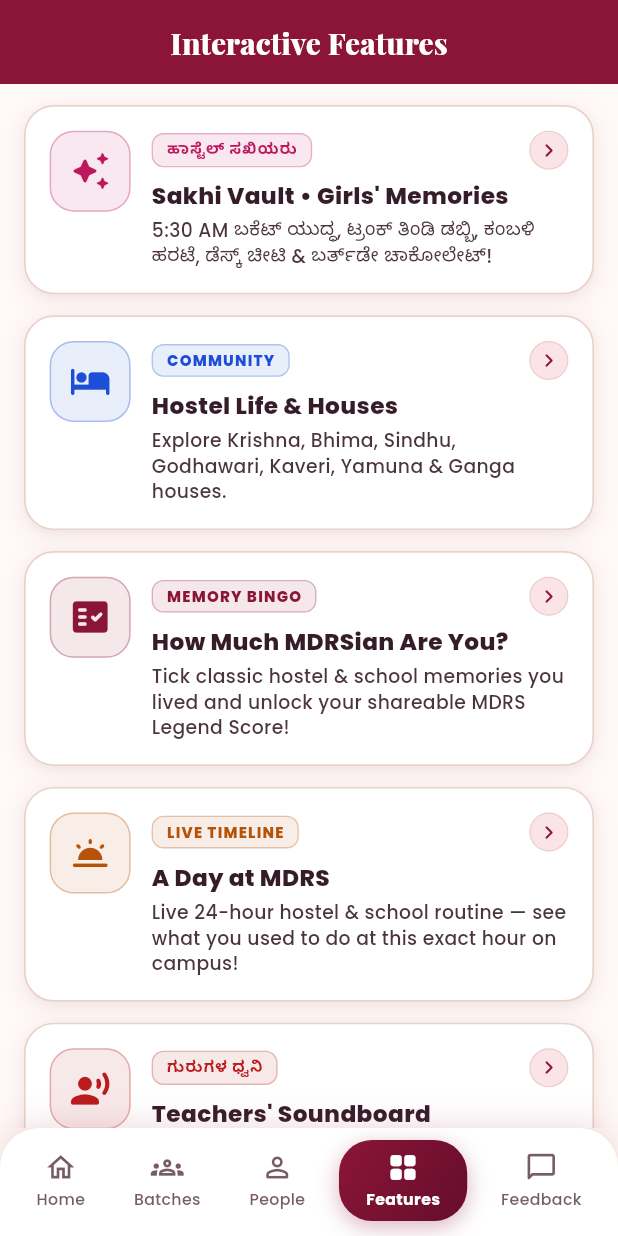
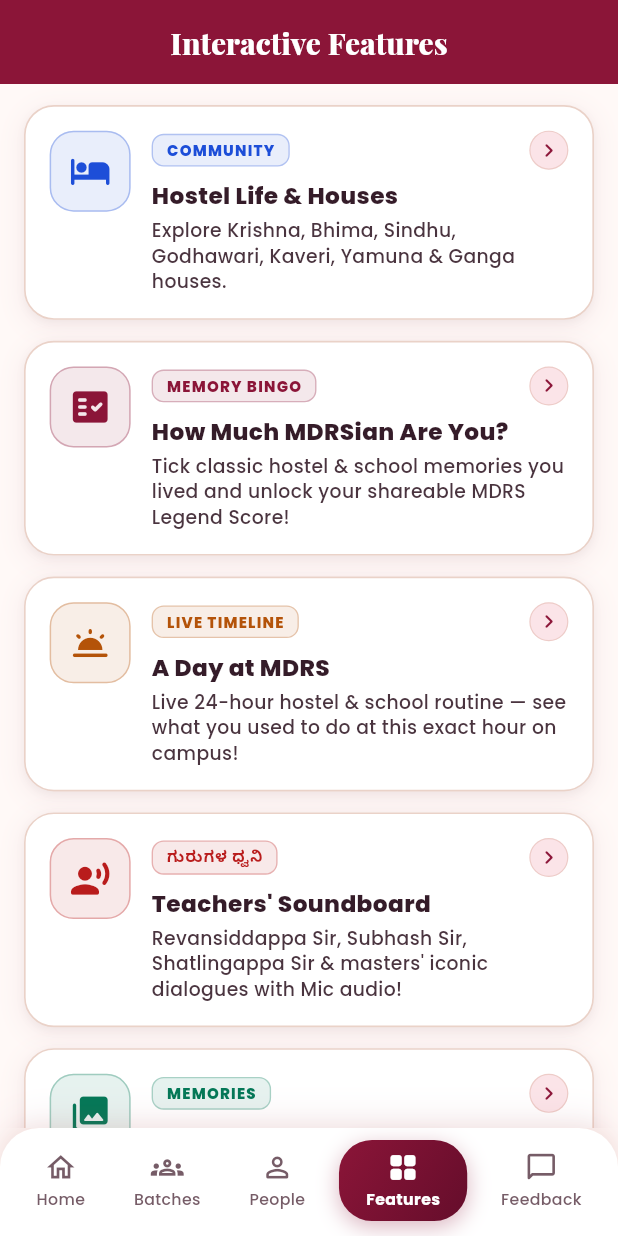
Before and after one commit to Ravi8855/mdrs_school, a Flutter app: the screen it shows after launch, item 4 of the bottom bar chosen, on a phone screen of 412 x 824 dp. Run offline on Flutter 3.47's test engine with Material 3 defaults, Android fonts, the phone set to English and light mode, and no system bars; our stand-ins replace confetti, google_fonts, shared_preferences, supabase_flutter; missing offline and left inert: dart:js_interop; accounts and stored records are empty.

Commit message:
feat(features): remove girls memories page from features section

```diff
--- a/lib/screens/features/features_screen.dart
+++ b/lib/screens/features/features_screen.dart
@@ -3,7 +3,6 @@ import 'package:flutter/services.dart';
 import 'package:google_fonts/google_fonts.dart';
 import '../../core/app_colors.dart';
 import '../gallery/gallery_screen.dart';
-import '../girls_memories/girls_memories_screen.dart';
 import '../hostel/hostel_screen.dart';
 import '../teachers_soundboard/teachers_soundboard_screen.dart';
 import 'day_at_mdrs_screen.dart';
@@ -29,19 +28,6 @@ class FeaturesScreen extends StatelessWidget {
         physics: const BouncingScrollPhysics(parent: AlwaysScrollableScrollPhysics()),
         padding: const EdgeInsets.symmetric(horizontal: 16, vertical: 14),
         children: [
-          _buildFeatureTile(
-            context,
-            title: "Sakhi Vault • Girls' Memories",
-            subtitle: "5:30 AM ಬಕೆಟ್ ಯುದ್ಧ, ಟ್ರಂಕ್ ತಿಂಡಿ ಡಬ್ಬಿ, ಕಂಬಳಿ ಹರಟೆ, ಡೆಸ್ಕ್ ಚೀಟಿ & ಬರ್ತ್‌ಡೇ ಚಾಕೋಲೇಟ್!",
-            icon: Icons.auto_awesome_rounded,
-            badge: "ಹಾಸ್ಟೆಲ್ ಸಖಿಯರು",
-            accentColor: const Color(0xFFBE185D), // Deep Ruby Rose
-            onTap: () => Navigator.push(
-              context,
-              MaterialPageRoute(builder: (_) => const GirlsMemoriesScreen()),
-            ),
-          ),
-          const SizedBox(height: 14),
           _buildFeatureTile(
             context,
             title: "Hostel Life & Houses",
--- a/pubspec.yaml
+++ b/pubspec.yaml
@@ -16,7 +16,7 @@ publish_to: 'none' # Remove this line if you wish to publish to pub.dev
 # https://developer.apple.com/library/archive/documentation/General/Reference/InfoPlistKeyReference/Articles/CoreFoundationKeys.html
 # In Windows, build-name is used as the major, minor, and patch parts
 # of the product and file versions while build-number is used as the build suffix.
-version: 1.0.0+3
+version: 1.0.0+4
 
 environment:
   sdk: ^3.11.5
```
